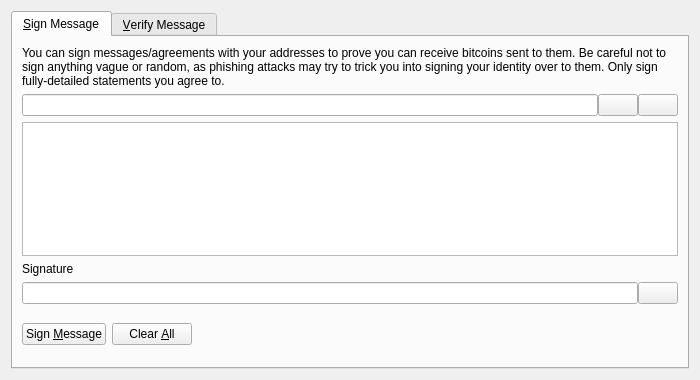
First picture: the form in src/qt/forms/signverifymessagedialog.ui, repository bitcoin-cored/bitcoin-cored, before the edit.
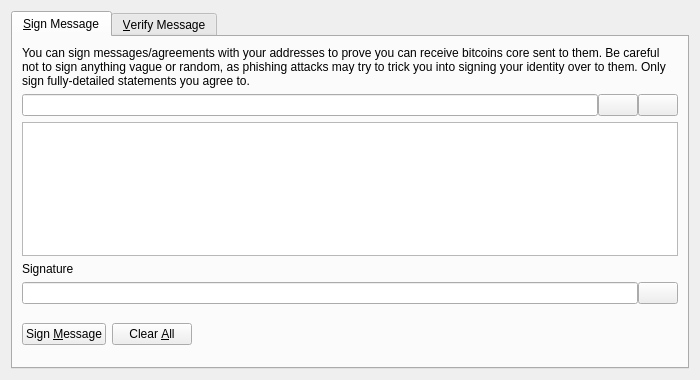
Second picture: the form after the edit. Icons and pictures are not drawn. Custom widgets are drawn as their Qt base class.

```diff
--- a/src/qt/forms/signverifymessagedialog.ui
+++ b/src/qt/forms/signverifymessagedialog.ui
@@ -30,7 +30,7 @@
        <item>
         <widget class="QLabel" name="infoLabel_SM">
          <property name="text">
-          <string>You can sign messages/agreements with your addresses to prove you can receive bitcoins sent to them. Be careful not to sign anything vague or random, as phishing attacks may try to trick you into signing your identity over to them. Only sign fully-detailed statements you agree to.</string>
+          <string>You can sign messages/agreements with your addresses to prove you can receive bitcoins core sent to them. Be careful not to sign anything vague or random, as phishing attacks may try to trick you into signing your identity over to them. Only sign fully-detailed statements you agree to.</string>
          </property>
          <property name="textFormat">
           <enum>Qt::PlainText</enum>
```
Left out of the diff: 6 changed lines with no effect on the pictures.
